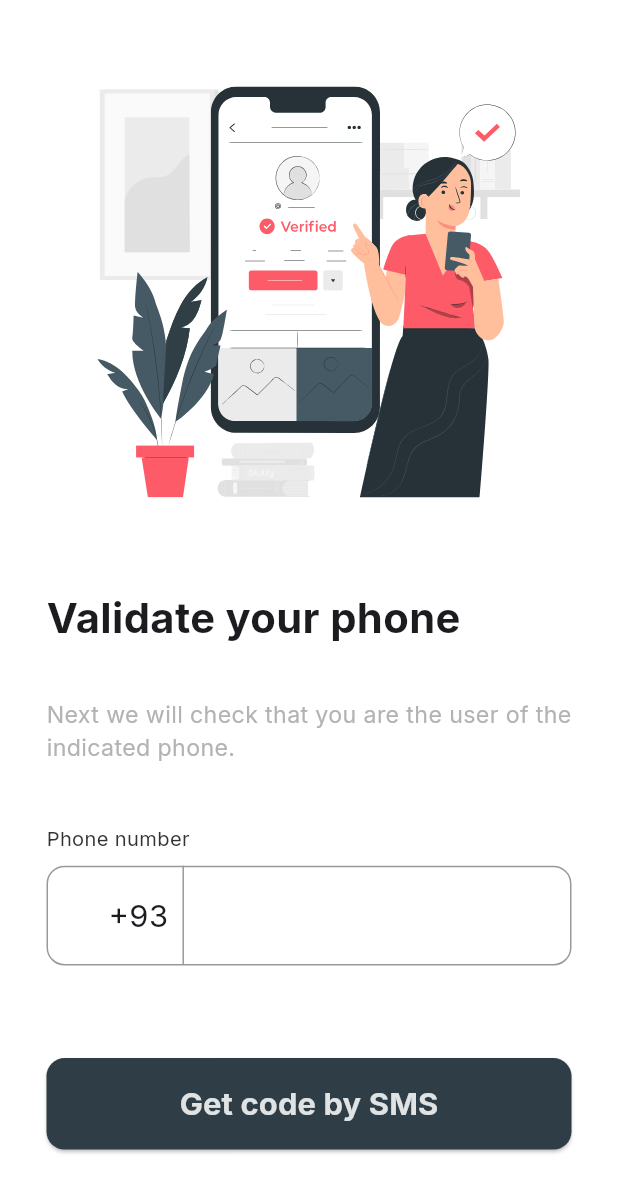
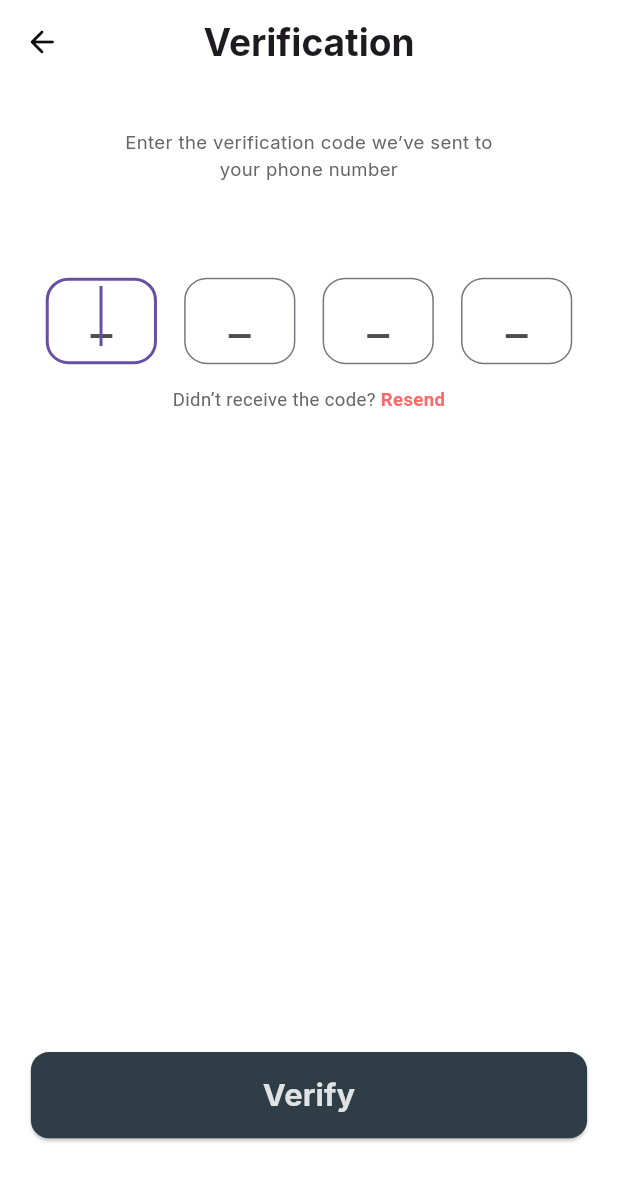
Before and after one commit to yousefkhalaf0/Mr_defence_app, a Flutter app: the JoinView screen opened by its route, after a tap on "Get code by SMS", on a phone screen of 412 x 824 dp. Shown: the top 1193 px of the screen. Run offline on Flutter 3.47's test engine with Material 3 defaults, Android fonts, the phone set to English and light mode, and no system bars; drawn by our look-alikes of intl_phone_number_input; our stand-ins replace bloc, dartz, device_preview, firebase_core, flutter_bloc, flutter_svg and 4 more; accounts and stored records are empty.

Commit message:
feat: Update verification flow with new views and components, fix import typos, and enhance UI responsiveness

```diff
--- a/lib/core/utils/router.dart
+++ b/lib/core/utils/router.dart
@@ -1,5 +1,5 @@
 import 'package:app/features/auth/presentation/views/join_view.dart';
-import 'package:app/features/auth/presentation/views/vervification_view.dart';
+import 'package:app/features/auth/presentation/views/verification_view.dart';
 import 'package:app/features/home/presentation/views/alert_view.dart';
 import 'package:app/features/on_boarding/presentation/views/on_boarding_view.dart';
 import 'package:app/features/splash/presentation/views/splash_view.dart';
@@ -25,7 +25,7 @@ abstract class AppRouter {
       GoRoute(path: kJoinView, builder: (context, state) => const JoinView()),
       GoRoute(
         path: kVervificationView,
-        builder: (context, state) => const VervificationView(),
+        builder: (context, state) => const VerificationView(),
       ),
       GoRoute(path: kHomeView, builder: (context, state) => const AlertView()),
     ],
--- a/lib/core/widgets/custon_sqircle_button.dart
+++ b/lib/core/widgets/custon_sqircle_button.dart
@@ -10,28 +10,35 @@ class CustomSqircleButton extends StatelessWidget {
     required this.btnColor,
     required this.textColor,
     this.fontSize = 20,
+    this.disabledBtnColor = const Color(0xffE0E3E3),
+    this.disabledTextColor = const Color(0xffB3B3B3),
   });
   final String? text;
   final Color? textColor;
+  final Color disabledTextColor;
   final double fontSize;
   final Color? btnColor;
+  final Color disabledBtnColor;
   final VoidCallback? onPressed;
   final double width;
   @override
   Widget build(BuildContext context) {
+    var h = MediaQuery.sizeOf(context).height;
     return SizedBox(
       width: MediaQuery.sizeOf(context).width * width,
       child: ElevatedButton(
         style: ElevatedButton.styleFrom(
           backgroundColor: btnColor,
           foregroundColor: textColor,
+          disabledBackgroundColor: disabledBtnColor,
+          disabledForegroundColor: disabledTextColor,
           shape: RoundedRectangleBorder(
             borderRadius: BorderRadius.circular(12),
           ),
         ),
         onPressed: onPressed,
         child: Padding(
-          padding: const EdgeInsets.symmetric(vertical: 16),
+          padding: EdgeInsets.symmetric(vertical: h * 0.0173),
           child: Text(
             text!,
             style: TextStyle(
--- /dev/null
+++ b/lib/features/auth/presentation/views/verification_view.dart
@@ -0,0 +1,17 @@
+import 'package:app/core/utils/constants.dart';
+import 'package:app/features/auth/presentation/views/widgets/verification_app_bar.dart';
+import 'package:app/features/auth/presentation/views/widgets/verification_view_body.dart';
+import 'package:flutter/material.dart';
+
+class VerificationView extends StatelessWidget {
+  const VerificationView({super.key});
+
+  @override
+  Widget build(BuildContext context) {
+    return const Scaffold(
+      backgroundColor: kNeutral500,
+      appBar: VerificationAppBar(),
+      body: VerificationViewBody(),
+    );
+  }
+}
--- a/lib/features/auth/presentation/views/vervification_view.dart
+++ /dev/null
@@ -1,10 +0,0 @@
-import 'package:flutter/material.dart';
-
-class VervificationView extends StatelessWidget {
-  const VervificationView({super.key});
-
-  @override
-  Widget build(BuildContext context) {
-    return const Scaffold();
-  }
-}
--- /dev/null
+++ b/lib/features/auth/presentation/views/widgets/custom_otp_text_field.dart
@@ -0,0 +1,43 @@
+import 'package:app/core/utils/constants.dart';
+import 'package:flutter/material.dart';
+import 'package:flutter/services.dart';
+
+class CustomOtpTextField extends StatelessWidget {
+  const CustomOtpTextField({super.key});
+
+  @override
+  Widget build(BuildContext context) {
+    var h = MediaQuery.sizeOf(context).height;
+    var w = MediaQuery.sizeOf(context).width;
+    return SizedBox(
+      width: w * 0.18,
+      height: h * 0.07,
+      child: TextFormField(
+        autofocus: true,
+        maxLength: 1,
+        onChanged: (value) {
+          if (value.length == 1) {
+            FocusScope.of(context).nextFocus();
+          }
+        },
+        onSaved: (pin1) {},
+        keyboardType: TextInputType.number,
+        decoration: const InputDecoration(
+          hintText: '_',
+          hintStyle: TextStyle(color: kNeutral700),
+          counterText: '',
+          border: OutlineInputBorder(
+            borderRadius: BorderRadius.all(Radius.circular(15)),
+            borderSide: BorderSide(color: kNeutral300),
+          ),
+        ),
+        textAlign: TextAlign.center,
+        style: Theme.of(context).textTheme.headlineLarge,
+        inputFormatters: [
+          LengthLimitingTextInputFormatter(1),
+          FilteringTextInputFormatter.digitsOnly,
+        ],
+      ),
+    );
+  }
+}
--- a/lib/features/auth/presentation/views/widgets/custom_phone_text_field.dart
+++ b/lib/features/auth/presentation/views/widgets/custom_phone_text_field.dart
@@ -24,6 +24,7 @@ class CustomPhoneTextField extends StatelessWidget {
           child: InternationalPhoneNumberInput(
             onInputChanged: (value) {},
             autoFocus: true,
+            initialValue: PhoneNumber(isoCode: 'EG'),
             textStyle: TextStyle(
               fontSize: Helper.getResponsiveFontSize(context, fontSize: 20),
             ),
@@ -40,6 +41,8 @@ class CustomPhoneTextField extends StatelessWidget {
               contentPadding: EdgeInsets.only(bottom: h * 0.01),
               border: InputBorder.none,
             ),
+            keyboardType: TextInputType.number,
+            formatInput: false,
           ),
         ),
         Positioned(
--- a/lib/features/auth/presentation/views/widgets/join_view_body.dart
+++ b/lib/features/auth/presentation/views/widgets/join_view_body.dart
@@ -1,4 +1,5 @@
 import 'package:app/core/utils/constants.dart';
+import 'package:app/core/utils/router.dart';
 import 'package:app/core/widgets/custon_sqircle_button.dart';
 import 'package:app/features/auth/presentation/views/widgets/custom_phone_text_field.dart';
 import 'package:app/features/auth/presentation/views/widgets/join_view_description.dart';
@@ -6,6 +7,7 @@ import 'package:app/features/auth/presentation/views/widgets/join_view_title.dar
 import 'package:app/features/auth/presentation/views/widgets/phone_text_field_label.dart';
 import 'package:flutter/material.dart';
 import 'package:flutter_svg/svg.dart';
+import 'package:go_router/go_router.dart';
 
 class JoinViewBody extends StatelessWidget {
   const JoinViewBody({super.key});
@@ -35,7 +37,9 @@ class JoinViewBody extends StatelessWidget {
               SizedBox(height: h * 0.075),
               CustomSqircleButton(
                 text: 'Get code by SMS',
-                onPressed: () {},
+                onPressed: () {
+                  GoRouter.of(context).push(AppRouter.kVervificationView);
+                },
                 btnColor: kTextDarkerColor,
                 textColor: kTextLightColor,
               ),
--- /dev/null
+++ b/lib/features/auth/presentation/views/widgets/otp_form.dart
@@ -0,0 +1,25 @@
+import 'package:app/features/auth/presentation/views/widgets/custom_otp_text_field.dart';
+import 'package:flutter/material.dart';
+
+class OtpForm extends StatelessWidget {
+  const OtpForm({super.key});
+
+  @override
+  Widget build(BuildContext context) {
+    var w = MediaQuery.sizeOf(context).width;
+    return Padding(
+      padding: EdgeInsets.symmetric(horizontal: w * 0.03),
+      child: const Form(
+        child: Row(
+          mainAxisAlignment: MainAxisAlignment.spaceEvenly,
+          children: [
+            CustomOtpTextField(),
+            CustomOtpTextField(),
+            CustomOtpTextField(),
+            CustomOtpTextField(),
+          ],
+        ),
+      ),
+    );
+  }
+}
--- /dev/null
+++ b/lib/features/auth/presentation/views/widgets/resend_code_text.dart
@@ -0,0 +1,34 @@
+import 'package:app/core/utils/constants.dart';
+import 'package:app/core/utils/styles.dart';
+import 'package:flutter/gestures.dart';
+import 'package:flutter/material.dart';
+
+class ResendCodeText extends StatelessWidget {
+  const ResendCodeText({super.key, required this.onResend});
+
+  final VoidCallback onResend;
+
+  @override
+  Widget build(BuildContext context) {
+    var h = MediaQuery.sizeOf(context).height;
+    return Padding(
+      padding: EdgeInsets.only(top: h * 0.018),
+      child: Text.rich(
+        textAlign: TextAlign.center,
+        TextSpan(
+          text: 'Didn’t receive the code? ',
+          style: Styles.textStyle12(context).copyWith(color: kNeutral600),
+          children: [
+            TextSpan(
+              text: 'Resend',
+              style: Styles.textStyle12(
+                context,
+              ).copyWith(color: kEmergency300, fontWeight: FontWeight.bold),
+              recognizer: TapGestureRecognizer()..onTap = onResend,
+            ),
+          ],
+        ),
+      ),
+    );
+  }
+}
--- /dev/null
+++ b/lib/features/auth/presentation/views/widgets/verification_app_bar.dart
@@ -0,0 +1,28 @@
+import 'package:app/core/utils/constants.dart';
+import 'package:app/core/utils/styles.dart';
+import 'package:flutter/material.dart';
+import 'package:go_router/go_router.dart';
+
+class VerificationAppBar extends StatelessWidget
+    implements PreferredSizeWidget {
+  const VerificationAppBar({super.key});
+
+  @override
+  Size get preferredSize => const Size.fromHeight(kToolbarHeight);
+
+  @override
+  Widget build(BuildContext context) {
+    return AppBar(
+      elevation: 0,
+      backgroundColor: Colors.transparent,
+      leading: IconButton(
+        onPressed: () {
+          GoRouter.of(context).pop();
+        },
+        icon: const Icon(Icons.arrow_back_rounded, color: kNeutral950),
+      ),
+      centerTitle: true,
+      title: Text('Verification', style: Styles.textStyle24(context)),
+    );
+  }
+}
--- /dev/null
+++ b/lib/features/auth/presentation/views/widgets/verification_description_text.dart
@@ -0,0 +1,24 @@
+import 'package:app/core/utils/constants.dart';
+import 'package:app/core/utils/styles.dart';
+import 'package:flutter/material.dart';
+
+class VerificationDescriptionText extends StatelessWidget {
+  const VerificationDescriptionText({super.key});
+
+  @override
+  Widget build(BuildContext context) {
+    var h = MediaQuery.sizeOf(context).height;
+    var w = MediaQuery.sizeOf(context).width;
+    return Padding(
+      padding: EdgeInsets.only(top: h * 0.037, bottom: h * 0.076),
+      child: SizedBox(
+        width: w * 0.6,
+        child: Text(
+          'Enter the verification code we’ve sent to your phone number',
+          style: Styles.textStyle12(context).copyWith(color: kNeutral600),
+          textAlign: TextAlign.center,
+        ),
+      ),
+    );
+  }
+}
--- /dev/null
+++ b/lib/features/auth/presentation/views/widgets/verification_view_body.dart
@@ -0,0 +1,36 @@
+import 'package:app/core/utils/cache.dart';
+import 'package:app/core/utils/constants.dart';
+import 'package:app/core/utils/enums.dart';
+import 'package:app/core/widgets/custon_sqircle_button.dart';
+import 'package:app/features/auth/presentation/views/widgets/otp_form.dart';
+import 'package:app/features/auth/presentation/views/widgets/resend_code_text.dart';
+import 'package:app/features/auth/presentation/views/widgets/verification_description_text.dart';
+import 'package:flutter/material.dart';
+
+class VerificationViewBody extends StatelessWidget {
+  const VerificationViewBody({super.key});
+
+  @override
+  Widget build(BuildContext context) {
+    var h = MediaQuery.sizeOf(context).height;
+    return SizedBox(
+      child: Column(
+        children: [
+          const VerificationDescriptionText(),
+          const OtpForm(),
+          ResendCodeText(onResend: () {}),
+          const Spacer(),
+          Padding(
+            padding: EdgeInsets.only(bottom: h * 0.079),
+            child: CustomSqircleButton(
+              text: 'Verify',
+              onPressed: () {},
+              btnColor: kTextDarkerColor,
+              textColor: kTextLightColor,
+            ),
+          ),
+        ],
+      ),
+    );
+  }
+}
--- a/lib/features/on_boarding/presentation/manager/on_boarding_cubit/on_boarding_cubit.dart
+++ b/lib/features/on_boarding/presentation/manager/on_boarding_cubit/on_boarding_cubit.dart
@@ -27,4 +27,10 @@ class OnBoardingCubit extends Cubit<OnBoardingState> {
     GoRouter.of(context).pushReplacement(viewPath);
     emit(FinishOnBoardingState());
   }
+
+  @override
+  Future<void> close() {
+    onBoardingController.dispose();
+    return super.close();
+  }
 }
--- a/lib/features/on_boarding/presentation/views/on_boarding_view.dart
+++ b/lib/features/on_boarding/presentation/views/on_boarding_view.dart
@@ -6,6 +6,6 @@ class OnBoardingView extends StatelessWidget {
 
   @override
   Widget build(BuildContext context) {
-    return const Scaffold(body: SafeArea(child: OnBoardingViewBody()));
+    return const SafeArea(child: Scaffold(body: OnBoardingViewBody()));
   }
 }
```
